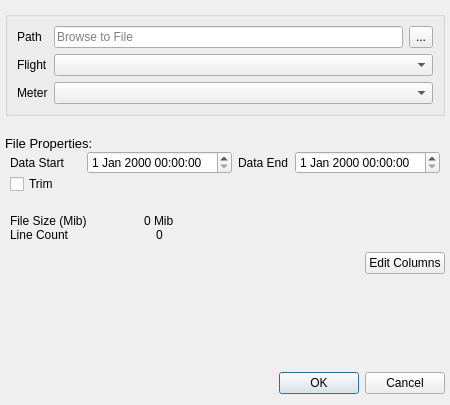
DynamicGravitySystems/DGP, file dgp/gui/ui/advanced_data_import.ui: the form before one commit.
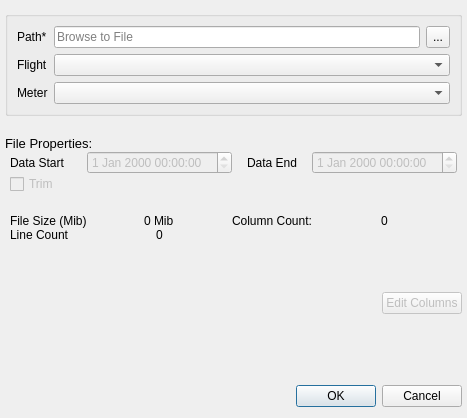
The form after the commit. Icons and pictures are not drawn.

Commit message: ENH/CLN: Enhancements and refactoring on Dialogs

Patch:
```diff
--- a/dgp/gui/ui/advanced_data_import.ui
+++ b/dgp/gui/ui/advanced_data_import.ui
@@ -7,7 +7,7 @@
     <x>0</x>
     <y>0</y>
     <width>450</width>
-    <height>405</height>
+    <height>418</height>
    </rect>
   </property>
   <property name="sizePolicy">
@@ -54,7 +54,7 @@
       <item row="0" column="0">
        <widget class="QLabel" name="label_data_path">
         <property name="text">
-         <string>Path</string>
+         <string>Path*</string>
         </property>
        </widget>
       </item>
@@ -168,7 +168,7 @@
     </widget>
    </item>
    <item>
-    <layout class="QGridLayout" name="grid_info_area" rowstretch="0,0,0,0,0" columnstretch="0,0,0,0">
+    <layout class="QGridLayout" name="grid_info_area" rowstretch="0,0,0,0,0,0" columnstretch="0,0,0,0">
      <property name="leftMargin">
       <number>5</number>
      </property>
@@ -189,7 +189,11 @@
       </widget>
      </item>
      <item row="0" column="3">
-      <widget class="QDateTimeEdit" name="dateTimeEdit_2"/>
+      <widget class="QDateTimeEdit" name="dateTimeEdit_2">
+       <property name="enabled">
+        <bool>false</bool>
+       </property>
+      </widget>
      </item>
      <item row="4" column="0" alignment="Qt::AlignLeft">
       <widget class="QLabel" name="label_linec">
@@ -214,6 +218,9 @@
      </item>
      <item row="1" column="0">
       <widget class="QCheckBox" name="check_trim">
+       <property name="enabled">
+        <bool>false</bool>
+       </property>
        <property name="text">
         <string>Trim</string>
        </property>
@@ -221,6 +228,9 @@
      </item>
      <item row="0" column="1" alignment="Qt::AlignHCenter">
       <widget class="QDateTimeEdit" name="dateTimeEdit">
+       <property name="enabled">
+        <bool>false</bool>
+       </property>
        <property name="sizePolicy">
         <sizepolicy hsizetype="Minimum" vsizetype="Fixed">
          <horstretch>0</horstretch>
@@ -246,6 +256,20 @@
        </property>
       </widget>
      </item>
+     <item row="3" column="3" alignment="Qt::AlignHCenter">
+      <widget class="QLabel" name="field_col_count">
+       <property name="text">
+        <string>0</string>
+       </property>
+      </widget>
+     </item>
+     <item row="3" column="2">
+      <widget class="QLabel" name="label_col_count">
+       <property name="text">
+        <string>Column Count:</string>
+       </property>
+      </widget>
+     </item>
      <item row="2" column="0">
       <spacer name="verticalSpacer_3">
        <property name="orientation">
@@ -262,6 +286,19 @@
        </property>
       </spacer>
      </item>
+     <item row="5" column="0">
+      <spacer name="verticalSpacer_4">
+       <property name="orientation">
+        <enum>Qt::Vertical</enum>
+       </property>
+       <property name="sizeHint" stdset="0">
+        <size>
+         <width>20</width>
+         <height>40</height>
+        </size>
+       </property>
+      </spacer>
+     </item>
     </layout>
    </item>
    <item>
@@ -281,6 +318,9 @@
      </item>
      <item>
       <widget class="QPushButton" name="btn_edit_cols">
+       <property name="enabled">
+        <bool>false</bool>
+       </property>
        <property name="sizePolicy">
         <sizepolicy hsizetype="Minimum" vsizetype="Minimum">
          <horstretch>0</horstretch>
@@ -319,6 +359,13 @@
      </property>
     </spacer>
    </item>
+   <item>
+    <widget class="QLabel" name="label_msg">
+     <property name="text">
+      <string/>
+     </property>
+    </widget>
+   </item>
    <item>
     <widget class="QDialogButtonBox" name="btn_dialog">
      <property name="sizePolicy">
```
Left out of the diff: 2 changed lines with no effect on the pictures. The commit also changes 6 other files.
